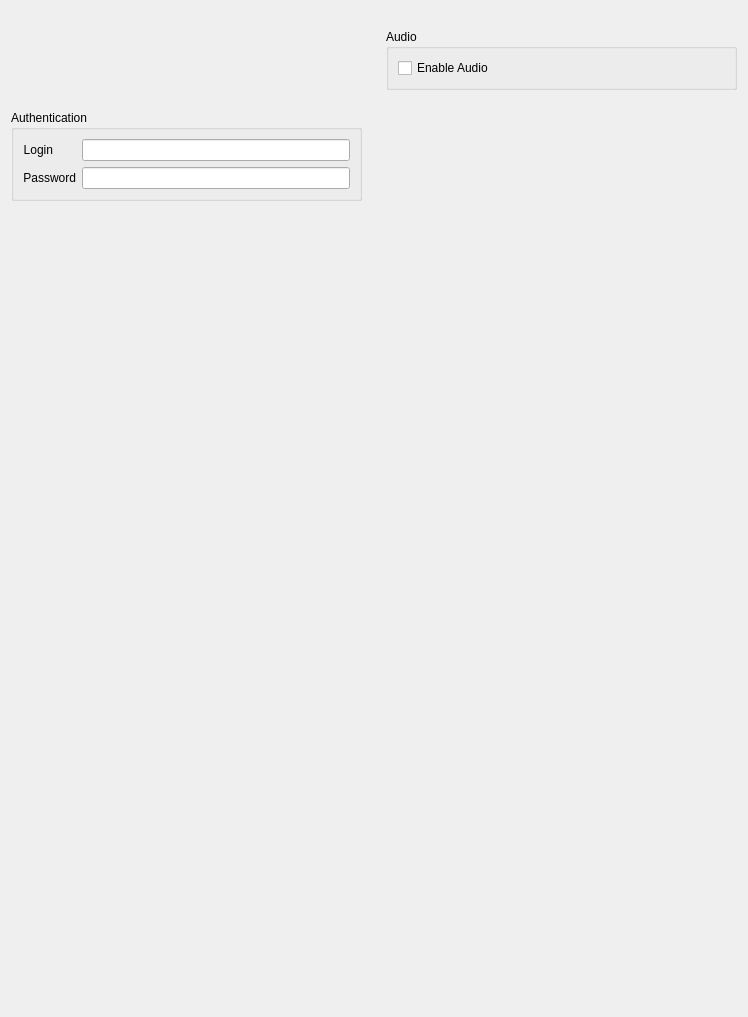
networkoptix/nx_open, file client/nx_client_desktop/src/nx/client/desktop/resource_properties/camera/camera_settings_general_tab_widget.ui: the form before one commit.
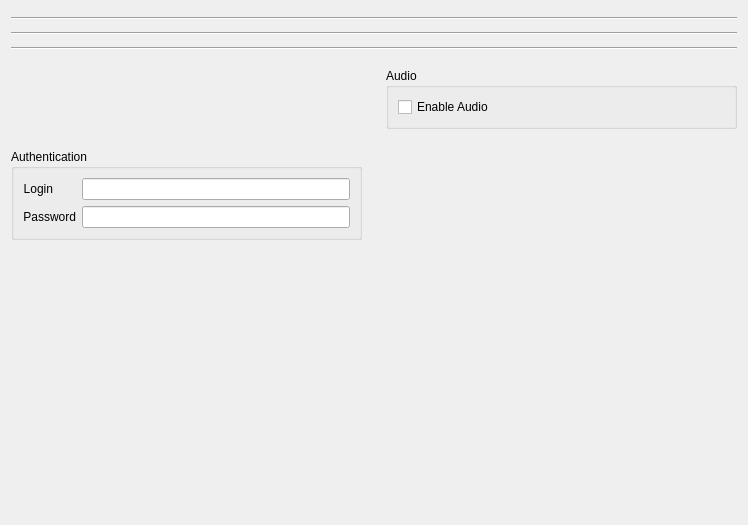
The form after the commit. Custom widgets are drawn as their Qt base class.

```diff
--- a/client/nx_client_desktop/src/nx/client/desktop/resource_properties/camera/camera_settings_general_tab_widget.ui
+++ b/client/nx_client_desktop/src/nx/client/desktop/resource_properties/camera/camera_settings_general_tab_widget.ui
@@ -7,13 +7,44 @@
     <x>0</x>
     <y>0</y>
     <width>748</width>
-    <height>1017</height>
+    <height>525</height>
    </rect>
   </property>
   <layout class="QVBoxLayout" name="verticalLayout">
+   <item>
+    <widget class="QnAlertBar" name="topAlertBar" native="true">
+     <property name="text" stdset="0">
+      <string>TextLabel</string>
+     </property>
+    </widget>
+   </item>
+   <item>
+    <widget class="Line" name="line_3">
+     <property name="orientation">
+      <enum>Qt::Horizontal</enum>
+     </property>
+    </widget>
+   </item>
    <item>
     <widget class="nx::client::desktop::CameraInfoWidget" name="cameraInfoWidget" native="true"/>
    </item>
+   <item>
+    <widget class="Line" name="line_2">
+     <property name="orientation">
+      <enum>Qt::Horizontal</enum>
+     </property>
+    </widget>
+   </item>
+   <item>
+    <widget class="QnLicensesProposeWidget" name="licensingWidget" native="true"/>
+   </item>
+   <item>
+    <widget class="Line" name="line">
+     <property name="orientation">
+      <enum>Qt::Horizontal</enum>
+     </property>
+    </widget>
+   </item>
    <item>
     <layout class="QGridLayout" name="generalGridLayout" columnstretch="1,1">
      <property name="topMargin">
@@ -135,7 +166,13 @@
   <customwidget>
    <class>nx::client::desktop::ImageControlWidget</class>
    <extends>QWidget</extends>
-   <header>image_control_widget.h</header>
+   <header location="global">nx/client/desktop/resource_properties/camera/image_control_widget.h</header>
+   <container>1</container>
+  </customwidget>
+  <customwidget>
+   <class>QnLicensesProposeWidget</class>
+   <extends>QWidget</extends>
+   <header location="global">ui/widgets/licensing/licenses_propose_widget.h</header>
    <container>1</container>
   </customwidget>
   <customwidget>
```
Left out of the diff: 14 changed lines with no effect on the pictures.
